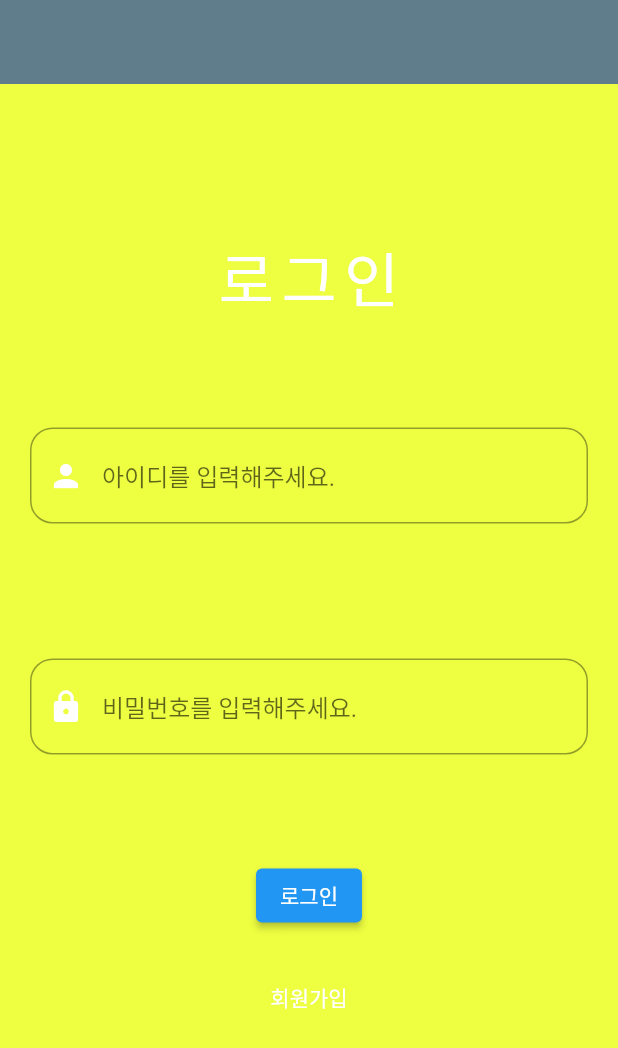
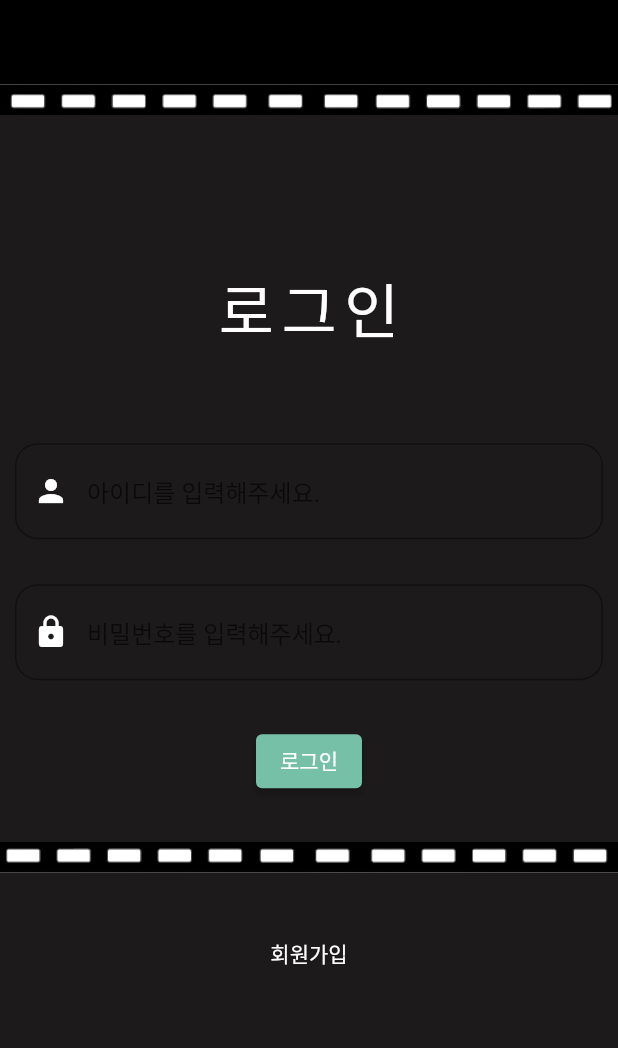
Before and after one commit to RFlutterPythonteam1/mainProjectFlutter, a Flutter app: the screen it shows after launch, on a phone screen of 412 x 824 dp. Shown: the top 1048 px of the screen. Run offline on Flutter 3.47's test engine with Material 2 defaults, Android fonts, the light colour scheme and no system bars; our stand-ins replace charts_flutter, csv; missing offline and left inert: animation_list, blinking_text; network calls fail.

Commit message:
no message

```diff
--- a/mainproject/lib/developer_chart.dart
+++ b/mainproject/lib/developer_chart.dart
@@ -25,7 +25,9 @@ class DeveloperChart extends StatelessWidget {
           colorFn: (DeveloperSeries series, _) => series.barColor)
     ];
     // return charts.BarChart(series, animate: true); // Version 1
-    return SizedBox(
+    return
+    Container(
+
       height: 500,
       child: Padding(
         padding: const EdgeInsets.all(8.0),
@@ -41,6 +43,7 @@ class DeveloperChart extends StatelessWidget {
                   ),
                 ),
                 Expanded(
+                  child: Container(
                     child: charts.BarChart(
                       series,
                       domainAxis: const charts.OrdinalAxisSpec(
@@ -56,6 +59,7 @@ class DeveloperChart extends StatelessWidget {
                       vertical: false,
 
                     ),
+                  ),
                 )
               ],
             ),
--- a/mainproject/lib/directors.dart
+++ b/mainproject/lib/directors.dart
@@ -46,6 +46,7 @@ class _DirectorState extends State<Director> {
   Widget build(BuildContext context) {
     return Scaffold(
       appBar: AppBar(
+        backgroundColor: Colors.black,
         title: const Text('감독'),
       ),
       body: SingleChildScrollView(
--- a/mainproject/lib/jo_actor.dart
+++ b/mainproject/lib/jo_actor.dart
@@ -29,12 +29,16 @@ class _Actor2State extends State<Actor2> {
   Widget build(BuildContext context) {
     return Scaffold(
       appBar: AppBar(
+        backgroundColor: Colors.black,
         title: const Text('조연'),
       ),
       body: SingleChildScrollView(
         reverse:  true,
         child:
         Column(
+          children: [
+            Row(
+
               children: [
                 SizedBox(
                   child: TextField(
@@ -46,6 +50,8 @@ class _Actor2State extends State<Actor2> {
                     },
                     controller: tec1,
                   ),
+                ),
+              ],
             )
             ,
             SizedBox(
--- a/mainproject/lib/ju_actor.dart
+++ b/mainproject/lib/ju_actor.dart
@@ -32,6 +32,7 @@ class _ActorState extends State<Actor> {
   Widget build(BuildContext context) {
     return Scaffold(
       appBar: AppBar(
+        backgroundColor: Colors.black,
         title: const Text('주연'),
       ),
       body: SingleChildScrollView(
--- a/mainproject/lib/login.dart
+++ b/mainproject/lib/login.dart
@@ -35,9 +35,9 @@ class _LoginPageState extends State<LoginPage> {
         FocusScope.of(context).unfocus();
       },
       child: Scaffold(
-        backgroundColor: Colors.limeAccent,
+        backgroundColor: Color.fromARGB(255, 28, 26, 26),
       appBar: AppBar(
-        backgroundColor: Colors.blueGrey,
+        backgroundColor: Colors.black,
         automaticallyImplyLeading: false,
         primary: true,
         elevation: 0,
@@ -45,6 +45,7 @@ class _LoginPageState extends State<LoginPage> {
       body: Center(
         child: Column(
           children: [
+            Image.asset("images/movieposter/film.png"),
                 SizedBox(
                   height: 100,
                 ),
@@ -61,8 +62,9 @@ class _LoginPageState extends State<LoginPage> {
               height: 50,
             ),
             Padding(
-              padding: const EdgeInsets.all(20),
+              padding: const EdgeInsets.all(10),
               child: TextField(
+                 style: TextStyle(color: Colors.white),
                 controller: idcontroller,
                 decoration: const InputDecoration(
                   border: OutlineInputBorder(
@@ -78,11 +80,12 @@ class _LoginPageState extends State<LoginPage> {
               ),
             ),
             SizedBox(
-              height: 50,
+              height: 10,
             ),
             Padding(
-              padding: const EdgeInsets.all(20),
+              padding: const EdgeInsets.all(10),
               child: TextField(
+                 style: TextStyle(color: Colors.white),
                 controller: pwcontroller,
                  obscureText: true,
                 decoration: const InputDecoration(
@@ -100,7 +103,7 @@ class _LoginPageState extends State<LoginPage> {
               ),
             ),
             SizedBox(
-              height: 50,
+              height: 20,
             ),
             ElevatedButton(
               onPressed: () {
@@ -108,10 +111,18 @@ class _LoginPageState extends State<LoginPage> {
                       insertAction();
                     }
               },
+              style: ElevatedButton.styleFrom(
+                  primary: Color.fromARGB(255, 119, 192, 168), // Background color
+                ),
               child: Text('로그인'),
+
             ),
+             SizedBox(
+              height: 30,
+            ),
+            Image.asset("images/movieposter/film_b.png"),
             SizedBox(
-              height: 20,
+              height: 30,
             ),
             Row(mainAxisAlignment: MainAxisAlignment.center, children: [
               TextButton(
@@ -124,8 +135,8 @@ class _LoginPageState extends State<LoginPage> {
                     color: Colors.white,
                   ),
                 ),
-              )
-            ])
+              ),
+            ]),
           ],
         ),
       ),
```
Also changed, not shown: mainproject/lib/menu.dart (+8 -7 lines), mainproject/lib/showchart.dart (+26 -2 lines), mainproject/images/movieposter/film.png (added), mainproject/images/movieposter/film_b.png (added). Lines whose indentation alone changed are shown as unchanged.
